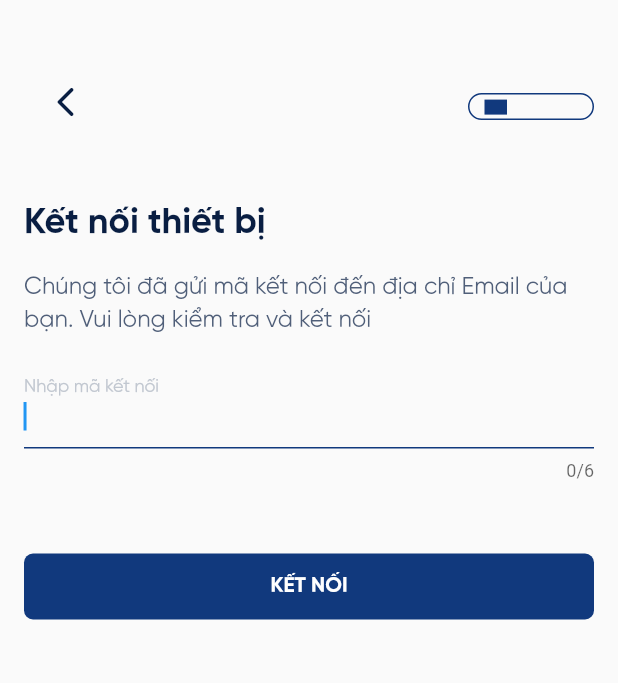
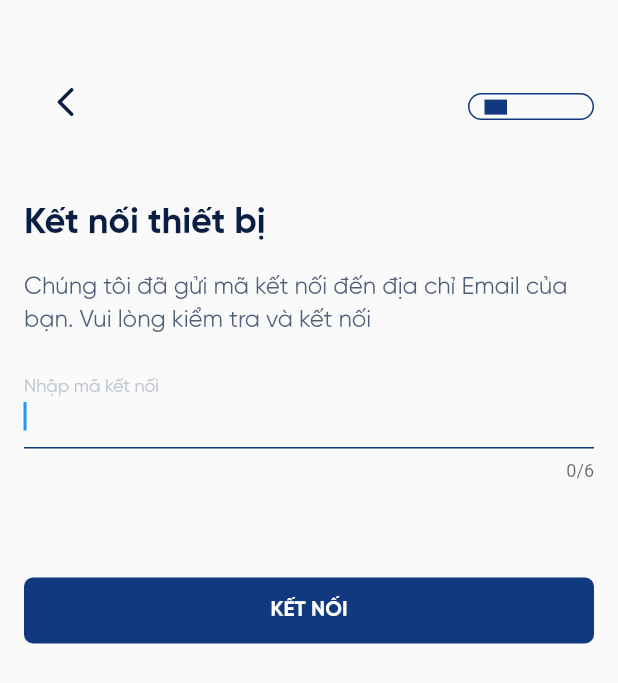
Before and after one commit to nic2020-code/mobile_sign, a Flutter app: the ConnectDevice screen opened directly, on a phone screen of 412 x 824 dp. Shown: the top 683 px of the screen. Run offline on Flutter 3.47's test engine with Material 2 defaults, Android fonts, the phone set to English and light mode, and no system bars; drawn by our look-alikes of percent_indicator; our stand-ins replace flutter_native_splash, font_awesome_flutter, intro_slider.

Commit message:
16/12/2020

```diff
--- a/lib/Screens/SignIn/components/connect_device_body.dart
+++ b/lib/Screens/SignIn/components/connect_device_body.dart
@@ -97,7 +97,6 @@ class _FormConnectState extends State<ConnectDeviceBody>
           key: _scaffoldKey,
           body: SafeArea(
               minimum: const EdgeInsets.only(top: 40, left: 16, right: 16),
-              child: SingleChildScrollView(
               child: Column(
                 crossAxisAlignment: CrossAxisAlignment.start,
                 children: <Widget>[
@@ -116,10 +115,8 @@ class _FormConnectState extends State<ConnectDeviceBody>
                       primary: false,
                       actions: <Widget>[
                         Container(
-                              margin:
-                                  const EdgeInsets.only(top: 22, bottom: 16),
-                              padding:
-                                  const EdgeInsets.only(top: 3.4, right: 2),
+                            margin: const EdgeInsets.only(top: 22, bottom: 16),
+                            padding: const EdgeInsets.only(top: 3.4, right: 2),
                             decoration: BoxDecoration(
                               border: Border.all(
                                   width: 1,
@@ -186,7 +183,7 @@ class _FormConnectState extends State<ConnectDeviceBody>
                     // },
                   ),
                   SizedBox(
-                      height: 48,
+                    height: 64,
                   ),
                   SizedBox(
                     width: double.infinity,
@@ -219,7 +216,6 @@ class _FormConnectState extends State<ConnectDeviceBody>
                     ),
                   )
                 ],
-                ),
               ))),
       debugShowCheckedModeBanner: false,
     );
--- a/lib/introSlide.dart
+++ b/lib/introSlide.dart
@@ -3,7 +3,7 @@ import 'package:flutter/cupertino.dart';
 import 'package:intro_slider/dot_animation_enum.dart';
 import 'package:intro_slider/slide_object.dart';
 import 'package:myApp/main.dart';
-// import 'package:flutter_native_splash/flutter_native_splash.dart';
+import 'package:flutter_native_splash/flutter_native_splash.dart';
 import 'package:intro_slider/intro_slider.dart';
 import 'Screens/Welcome/welcome_screen.dart';
 
```
Also changed, not shown: lib/Screens/SignIn/components/OTP_auth.dart (+56 -8 lines), lib/Screens/SignIn/components/digital_certificate_validate.dart (+15 -14 lines), lib/Screens/SignIn/components/set_pin_password.dart (+56 -8 lines), 7 other files. Lines whose indentation alone changed are shown as unchanged.
